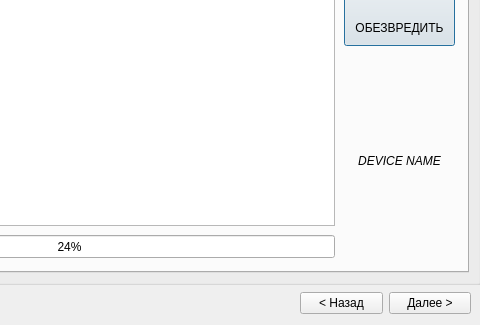
Qt form ui/mainwindow.ui (badcast/adskiller) before a commit; both pictures show x 220 to 700 and y 175 to 500 of the 700 by 500 pixel window.
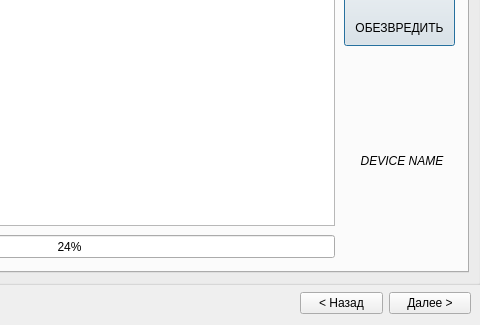
The same form after that commit. Icons and pictures are not drawn.

Patch:
```diff
--- a/ui/mainwindow.ui
+++ b/ui/mainwindow.ui
@@ -500,9 +500,9 @@
         <widget class="QLabel" name="deviceLabelName">
          <property name="geometry">
           <rect>
-           <x>540</x>
+           <x>545</x>
            <y>180</y>
-           <width>131</width>
+           <width>126</width>
            <height>191</height>
           </rect>
          </property>
```
